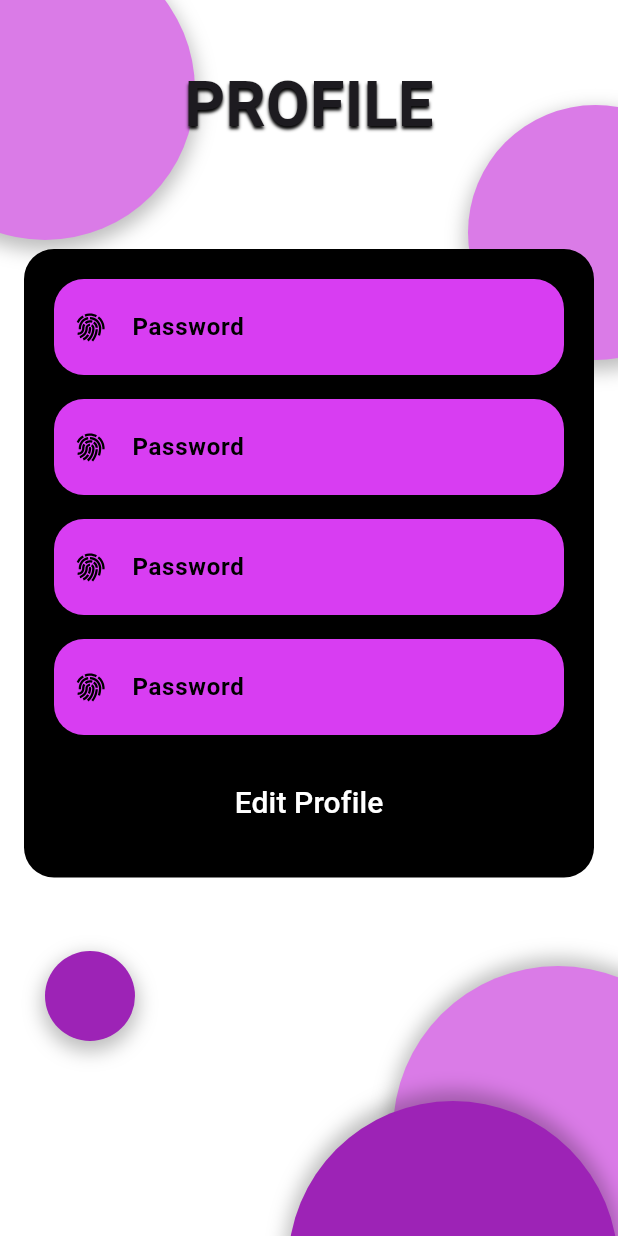
After one commit to chayodom-khruesuk/front-end-Co-table, a Flutter app: the ProfilePage screen opened directly, on a phone screen of 412 x 824 dp. The commit adds this screen. Run offline on Flutter 3.47's test engine with Material 3 defaults, Android fonts, the phone set to English and light mode, and no system bars; our stand-ins replace dio, equatable, flutter_bloc, line_awesome_flutter, lottie, shared_preferences; accounts and stored records are empty; network calls fail.

Commit message:
add: Design profile page

```diff
--- a/lib/pages/login/form_login_page.dart
+++ b/lib/pages/login/form_login_page.dart
@@ -50,7 +50,7 @@ class FormLoginPageState extends State<FormLoginPage> {
             child: Column(
               mainAxisAlignment: MainAxisAlignment.center,
               children: [
-                const SizedBox(height: SizeConstant.defaultPadding * 6),
+                const SizedBox(height: SizeConstant.defaultPadding * 10),
                 const Text(TextConstant.headerLogin,
                     style:
                         TextStyle(fontSize: 35, fontWeight: FontWeight.w600)),
--- a/lib/pages/login/login_page.dart
+++ b/lib/pages/login/login_page.dart
@@ -25,7 +25,7 @@ class LoginPage extends StatelessWidget {
                     decoration: BoxDecoration(
                       gradient: themeState.backgroundGradient,
                     ),
-                    height: 275,
+                    height: 295,
                   ),
                 ),
                 const Center(
--- /dev/null
+++ b/lib/pages/profile/body_profile.dart
@@ -0,0 +1,93 @@
+import 'package:co_table/utils/size_constant.dart';
+import 'package:co_table/utils/text_constant.dart';
+import 'package:flutter/material.dart';
+import 'package:flutter_bloc/flutter_bloc.dart';
+import 'package:line_awesome_flutter/line_awesome_flutter.dart';
+
+import '../../core.dart';
+
+class BodyProfile extends StatefulWidget {
+  const BodyProfile({super.key});
+
+  @override
+  BodyProfileState createState() => BodyProfileState();
+}
+
+class BodyProfileState extends State<BodyProfile> {
+  @override
+  Widget build(BuildContext context) {
+    return BlocBuilder<ThemeBloc, ThemeState>(
+      builder: (context, state) {
+        return Container(
+          decoration: BoxDecoration(
+            color: Colors.black,
+            borderRadius: BorderRadius.circular(20),
+          ),
+          padding: const EdgeInsets.all(20),
+          margin: const EdgeInsets.all(16),
+          child: Column(
+            mainAxisAlignment: MainAxisAlignment.center,
+            children: [
+              _buildPasswordField(state),
+              const SizedBox(height: SizeConstant.defaultPadding),
+              _buildPasswordField(state),
+              const SizedBox(height: SizeConstant.defaultPadding),
+              _buildPasswordField(state),
+              const SizedBox(height: SizeConstant.defaultPadding),
+              _buildPasswordField(state),
+              const SizedBox(height: SizeConstant.defaultPadding),
+              _buildEditButton(),
+            ],
+          ),
+        );
+      },
+    );
+  }
+
+  Widget _buildPasswordField(ThemeState state) {
+    return FractionallySizedBox(
+      widthFactor: 1,
+      child: Container(
+        decoration: BoxDecoration(
+          borderRadius: BorderRadius.circular(20),
+        ),
+        child: TextFormField(
+          decoration: InputDecoration(
+            prefixIcon: const Icon(LineAwesomeIcons.fingerprint_solid,
+                color: Colors.black),
+            labelText: TextConstant.textPassword,
+            labelStyle: const TextStyle(
+                color: Colors.black, fontWeight: FontWeight.w700),
+            fillColor: state.backgroundGradient.colors.first,
+            filled: true,
+            border: OutlineInputBorder(
+              borderRadius: BorderRadius.circular(20),
+              borderSide: BorderSide.none,
+            ),
+            contentPadding:
+                const EdgeInsets.symmetric(vertical: 20, horizontal: 15),
+            errorStyle:
+                const TextStyle(fontWeight: FontWeight.bold, fontSize: 13),
+          ),
+        ),
+      ),
+    );
+  }
+
+  Widget _buildEditButton() {
+    return FractionallySizedBox(
+      widthFactor: 0.9,
+      child: ElevatedButton(
+        onPressed: () {},
+        style: ElevatedButton.styleFrom(
+          padding: const EdgeInsets.symmetric(vertical: 15),
+          shape:
+              RoundedRectangleBorder(borderRadius: BorderRadius.circular(20)),
+          backgroundColor: Colors.black,
+        ),
+        child: const Text(TextConstant.edit,
+            style: TextStyle(color: Colors.white, fontSize: 20)),
+      ),
+    );
+  }
+}
--- a/lib/pages/profile/profile_page.dart
+++ b/lib/pages/profile/profile_page.dart
@@ -1,15 +1,149 @@
+import 'package:co_table/utils/text_constant.dart';
 import 'package:flutter/material.dart';
+import 'body_profile.dart';
 
-class ProfilePage extends StatefulWidget {
+class ProfilePage extends StatelessWidget {
   const ProfilePage({super.key});
 
   @override
-  State<ProfilePage> createState() => _ProfilePageState();
-}
-
-class _ProfilePageState extends State<ProfilePage> {
-  @override
   Widget build(BuildContext context) {
-    return const Placeholder();
+    return Scaffold(
+      body: Container(
+        width: double.infinity,
+        height: MediaQuery.of(context).size.height,
+        color: Colors.white,
+        child: Stack(
+          children: [
+            Positioned(
+              top: -40,
+              left: -70,
+              child: Container(
+                width: 200,
+                height: 200,
+                decoration: const BoxDecoration(
+                  shape: BoxShape.circle,
+                  color: Color(0xFFDA7BE7),
+                  boxShadow: [
+                    BoxShadow(
+                      color: Colors.black26,
+                      offset: Offset(0, 5),
+                      blurRadius: 10,
+                      spreadRadius: 2,
+                    ),
+                  ],
+                ),
+              ),
+            ),
+            Positioned(
+              top: 70,
+              right: -70,
+              child: Container(
+                width: 170,
+                height: 170,
+                decoration: const BoxDecoration(
+                  shape: BoxShape.circle,
+                  color: Color(0xFFDA7BE7),
+                  boxShadow: [
+                    BoxShadow(
+                      color: Colors.black26,
+                      offset: Offset(0, 5),
+                      blurRadius: 10,
+                      spreadRadius: 2,
+                    ),
+                  ],
+                ),
+              ),
+            ),
+            Positioned(
+              bottom: -40,
+              right: -70,
+              child: Container(
+                width: 220,
+                height: 220,
+                decoration: const BoxDecoration(
+                  shape: BoxShape.circle,
+                  color: Color(0xFFDA7BE7),
+                  boxShadow: [
+                    BoxShadow(
+                      color: Colors.black26,
+                      offset: Offset(0, -3),
+                      blurRadius: 10,
+                      spreadRadius: 2,
+                    ),
+                  ],
+                ),
+              ),
+            ),
+            Positioned(
+              bottom: -130,
+              right: 0,
+              child: Container(
+                width: 220,
+                height: 220,
+                decoration: const BoxDecoration(
+                  shape: BoxShape.circle,
+                  color: Color(0xFF9D23B6),
+                  boxShadow: [
+                    BoxShadow(
+                      color: Colors.black26,
+                      offset: Offset(0, -5),
+                      blurRadius: 10,
+                      spreadRadius: 2,
+                    ),
+                  ],
+                ),
+              ),
+            ),
+            Positioned(
+              bottom: 130,
+              left: 30,
+              child: Container(
+                width: 60,
+                height: 60,
+                decoration: const BoxDecoration(
+                  shape: BoxShape.circle,
+                  color: Color(0xFF9D23B6),
+                  boxShadow: [
+                    BoxShadow(
+                      color: Colors.black26,
+                      offset: Offset(0, 5),
+                      blurRadius: 10,
+                      spreadRadius: 2,
+                    ),
+                  ],
+                ),
+              ),
+            ),
+            const SafeArea(
+              child: SingleChildScrollView(
+                child: Padding(
+                  padding: EdgeInsets.symmetric(vertical: 40),
+                  child: Column(
+                    children: [
+                      Text(
+                        TextConstant.profile,
+                        style: TextStyle(
+                          fontSize: 42,
+                          fontWeight: FontWeight.bold,
+                          shadows: [
+                            Shadow(
+                              offset: Offset(0, 2),
+                              blurRadius: 2,
+                              color: Colors.black,
+                            ),
+                          ],
+                        ),
+                      ),
+                      SizedBox(height: 50),
+                      BodyProfile(),
+                    ],
+                  ),
+                ),
+              ),
+            ),
+          ],
+        ),
+      ),
+    );
   }
 }
--- a/lib/router/routes.dart
+++ b/lib/router/routes.dart
@@ -21,7 +21,7 @@ Route<dynamic> generateRoute(RouteSettings settings) {
       return PageRouteBuilder(
         pageBuilder: (context, animation, secondaryAnimation) =>
             const NavWithAnimated(),
-        transitionDuration: const Duration(seconds: 1),
+        transitionDuration: const Duration(milliseconds: 300),
       );
 
     case loginPageRoute:
--- a/lib/utils/text_constant.dart
+++ b/lib/utils/text_constant.dart
@@ -25,7 +25,7 @@ class TextConstant {
   static const String textLoginFooter = "Don't have on Account?";
   static const String textLinkLoginFooter = "Signup";
 
-  static const String signup = "SIGNUP";
+  static const String signup = "SIGN UP";
   static const String textSignupFooter = "Already have an Account?";
   static const String textLinkSignupFooter = "Login";
 
@@ -37,4 +37,8 @@ class TextConstant {
   static const String textBlocked = "Blocked";
 
   static const String textSelect = "Select Now";
+
+  static const String profile = "PROFILE";
+
+  static const String edit = "Edit Profile";
 }
```
